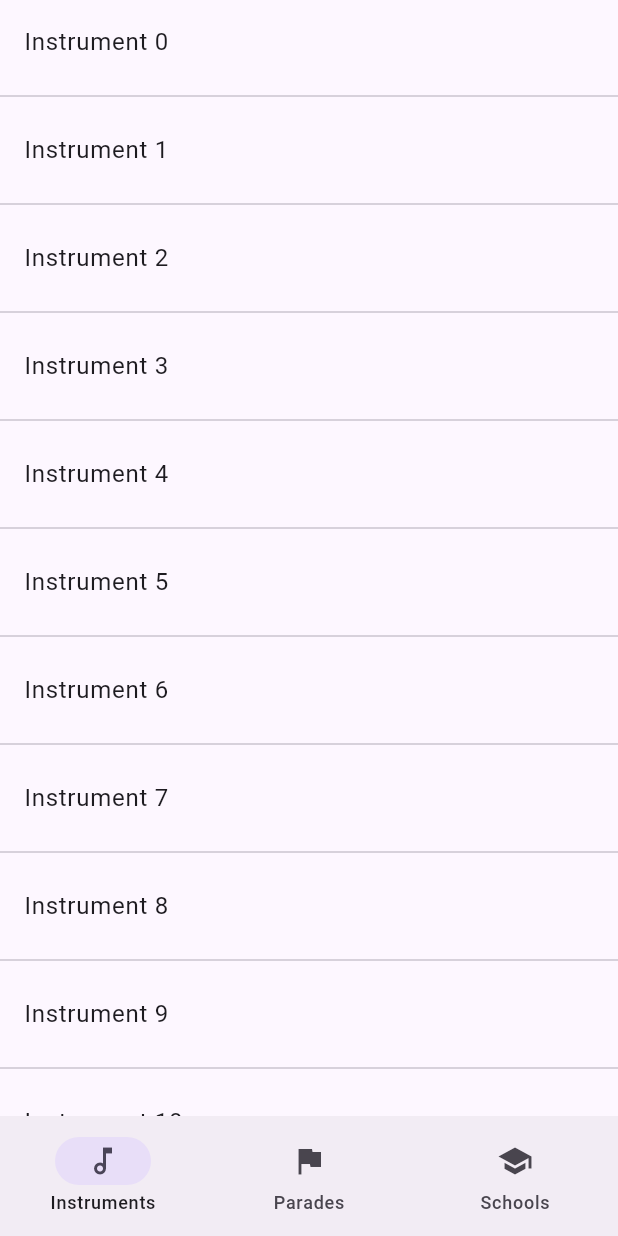
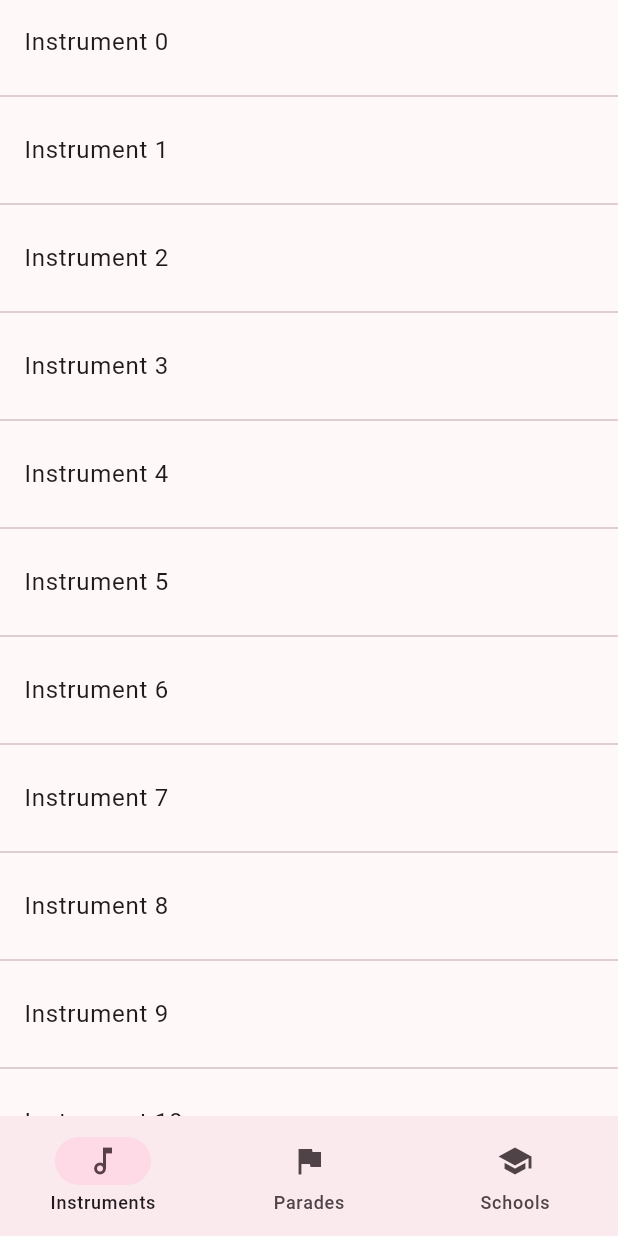
Before and after one commit to hectorAguero/batucadapp, a Flutter app: the screen it shows after launch, on a phone screen of 412 x 824 dp. Run offline on Flutter 3.47's test engine with Material 3 defaults, Android fonts, the light colour scheme and no system bars; our stand-ins replace flutter_riverpod, go_router, riverpod_annotation; generated files the repository leaves out were written again.

Commit message:
Update imports and refactor adaptive navigation bar

```diff
--- a/lib/extensions/is_ios_or_macos_platform_extension.dart
+++ b/lib/extensions/is_ios_or_macos_platform_extension.dart
@@ -1,5 +1,4 @@
 import 'package:flutter/foundation.dart';
-import 'package:flutter/material.dart';
 
 bool get kIsCupertino =>
     defaultTargetPlatform == TargetPlatform.iOS ||
--- a/lib/features/home/home_page.dart
+++ b/lib/features/home/home_page.dart
@@ -1,7 +1,10 @@
 import 'package:flutter/material.dart';
 import 'package:flutter_riverpod/flutter_riverpod.dart';
 import 'package:go_router/go_router.dart';
+import 'package:samba_public_app/extensions/media_query_context_extension.dart';
+import 'package:samba_public_app/features/home/home_page_controller.dart';
 import 'package:samba_public_app/features/home/widgets/adaptive_navigation_bar.dart';
+import 'package:samba_public_app/features/home/widgets/adaptive_navigation_rail.dart';
 
 class HomePage extends ConsumerWidget {
   const HomePage(this.navigationShell, {super.key});
@@ -10,9 +13,22 @@ class HomePage extends ConsumerWidget {
 
   @override
   Widget build(BuildContext context, WidgetRef ref) {
+    final size = MediaQuery.sizeOf(context);
     return Scaffold(
-      body: navigationShell,
-      bottomNavigationBar: AdaptiveNavigationBar(
+      body: size.isSmallScreen
+          ? navigationShell
+          : Row(
+              children: [
+                AdaptiveNavigationRail(
+                  destinations: TabDestination.values,
+                  selectedIndex: navigationShell.currentIndex,
+                ),
+                const VerticalDivider(thickness: 1, width: 1),
+                Expanded(child: navigationShell),
+              ],
+            ),
+      bottomNavigationBar: size.isSmallScreen
+          ? AdaptiveNavigationBar(
               tabDestinations: TabDestination.values,
               onDestinationSelected: (index) {
                 ///GoRouter redirect update the provider
@@ -22,31 +38,8 @@ class HomePage extends ConsumerWidget {
                 );
               },
               selectedIndex: navigationShell.currentIndex,
-      ),
+            )
+          : null,
     );
   }
 }
-
-enum TabDestination {
-  instruments,
-  parades,
-  schools;
-
-  String get label => switch (this) {
-        TabDestination.instruments => 'Instruments',
-        TabDestination.parades => 'Parades',
-        TabDestination.schools => 'Schools'
-      };
-
-  IconData get icon => switch (this) {
-        TabDestination.instruments => Icons.music_note,
-        TabDestination.parades => Icons.flag,
-        TabDestination.schools => Icons.school
-      };
-
-  IconData get selectedIcon => switch (this) {
-        TabDestination.instruments => Icons.music_note_outlined,
-        TabDestination.parades => Icons.flag_outlined,
-        TabDestination.schools => Icons.school_outlined
-      };
-}
--- a/lib/features/home/home_page_controller.dart
+++ b/lib/features/home/home_page_controller.dart
@@ -1,4 +1,8 @@
+import 'package:flutter/material.dart';
 import 'package:riverpod_annotation/riverpod_annotation.dart';
+import 'package:samba_public_app/features/instruments/instruments_tab.dart';
+import 'package:samba_public_app/features/parades/parades_tab.dart';
+import 'package:samba_public_app/features/schools/schools_tab.dart';
 
 part 'home_page_controller.g.dart';
 
@@ -13,3 +17,33 @@ class SelectedHomeTabIndex extends _$SelectedHomeTabIndex {
     state = index;
   }
 }
+
+enum TabDestination {
+  instruments,
+  parades,
+  schools;
+
+  String get path => switch (this) {
+        TabDestination.instruments => InstrumentsTab.route.path,
+        TabDestination.parades => ParadesTab.route.path,
+        TabDestination.schools => SchoolsTab.route.path,
+      };
+
+  String get label => switch (this) {
+        TabDestination.instruments => 'Instruments',
+        TabDestination.parades => 'Parades',
+        TabDestination.schools => 'Schools'
+      };
+
+  IconData get icon => switch (this) {
+        TabDestination.instruments => Icons.music_note,
+        TabDestination.parades => Icons.flag,
+        TabDestination.schools => Icons.school
+      };
+
+  IconData get selectedIcon => switch (this) {
+        TabDestination.instruments => Icons.music_note_outlined,
+        TabDestination.parades => Icons.flag_outlined,
+        TabDestination.schools => Icons.school_outlined
+      };
+}
--- a/lib/features/home/widgets/adaptive_navigation_bar.dart
+++ b/lib/features/home/widgets/adaptive_navigation_bar.dart
@@ -1,7 +1,7 @@
 import 'package:flutter/cupertino.dart';
 import 'package:flutter/material.dart';
 import 'package:samba_public_app/extensions/is_ios_or_macos_platform_extension.dart';
-import 'package:samba_public_app/features/home/home_page.dart';
+import 'package:samba_public_app/features/home/home_page_controller.dart';
 
 /// Shows a widget for cupertino or material.
 class AdaptiveNavigationBar extends StatelessWidget {
--- a/lib/features/parades/parades_tab.dart
+++ b/lib/features/parades/parades_tab.dart
@@ -1,5 +1,4 @@
 import 'package:flutter/material.dart';
-import 'package:flutter/widgets.dart';
 import 'package:samba_public_app/router/router.dart';
 
 class ParadesTab extends StatelessWidget {
--- a/lib/main.dart
+++ b/lib/main.dart
@@ -20,13 +20,15 @@ class MyApp extends ConsumerWidget {
       debugShowCheckedModeBanner: false,
       theme: ThemeData.from(
         colorScheme: ColorScheme.fromSeed(
-          seedColor: const Color(0xff6750a4),
+          seedColor: const Color(0xffff00a5),
+          secondary: const Color(0xff00a859),
         ),
       ),
       darkTheme: ThemeData.from(
         colorScheme: ColorScheme.fromSeed(
-          seedColor: const Color(0xff6750a4),
           brightness: Brightness.dark,
+          seedColor: const Color(0xffff00a5),
+          secondary: const Color(0xff00a859),
         ),
       ),
     );
--- a/lib/router/router.dart
+++ b/lib/router/router.dart
@@ -8,18 +8,6 @@ import 'package:samba_public_app/features/parades/parades_tab.dart';
 import 'package:samba_public_app/features/schools/schools_tab.dart';
 
 final _rootNavigatorKey = GlobalKey<NavigatorState>(debugLabel: 'root');
-
-enum _HomeTab {
-  instruments,
-  parades,
-  schools;
-
-  String get path => switch (this) {
-        _HomeTab.instruments => InstrumentsTab.route.path,
-        _HomeTab.parades => ParadesTab.route.path,
-        _HomeTab.schools => SchoolsTab.route.path,
-      };
-}
 
 class AppBaseRoute {
   const AppBaseRoute({
@@ -36,15 +24,16 @@ class AppBaseRoute {
 final appRouterProvider = Provider<GoRouter>(
   (ref) {
     final primaryScrolls = List.generate(
-      _HomeTab.values.length,
+      TabDestination.values.length,
       (_) => ScrollController(),
     );
     final router = GoRouter(
       navigatorKey: _rootNavigatorKey,
       redirect: (context, state) {
-        if (_HomeTab.values.any((tab) => tab.path == state.uri.toString())) {
+        if (TabDestination.values
+            .any((tab) => tab.path == state.uri.toString())) {
           final currentIndex = ref.read(selectedHomeTabIndexProvider);
-          final newIndex = _HomeTab.values.indexWhere(
+          final newIndex = TabDestination.values.indexWhere(
             (tab) => tab.path == state.uri.toString(),
           );
           if (currentIndex != newIndex) {
```
Also changed, not shown: lib/extensions/media_query_context_extension.dart (added, +20 -0 lines), lib/extensions/theme_of_context_extension.dart (added, +7 -0 lines), lib/features/home/widgets/adaptive_navigation_rail.dart (added, +48 -0 lines). Lines whose indentation alone changed are shown as unchanged.
